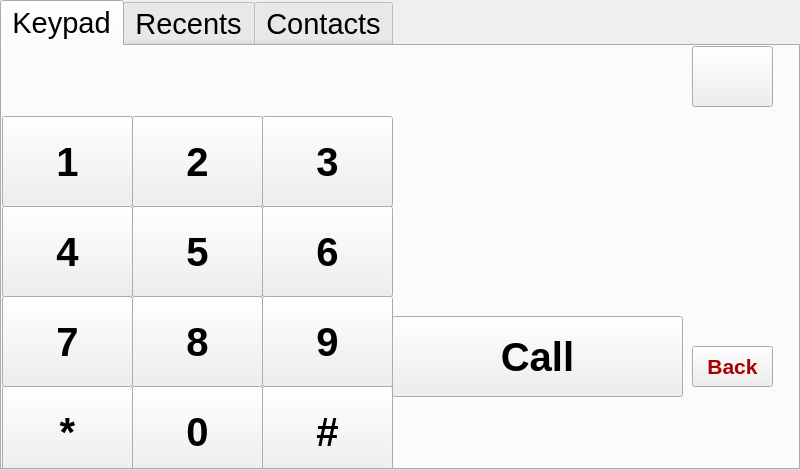
Before: the Qt Designer form RPI/GUI/UI/Phone.ui in YehiaEhab16/FOTA_Graduation-Project-2022, drawn with Qt 5.
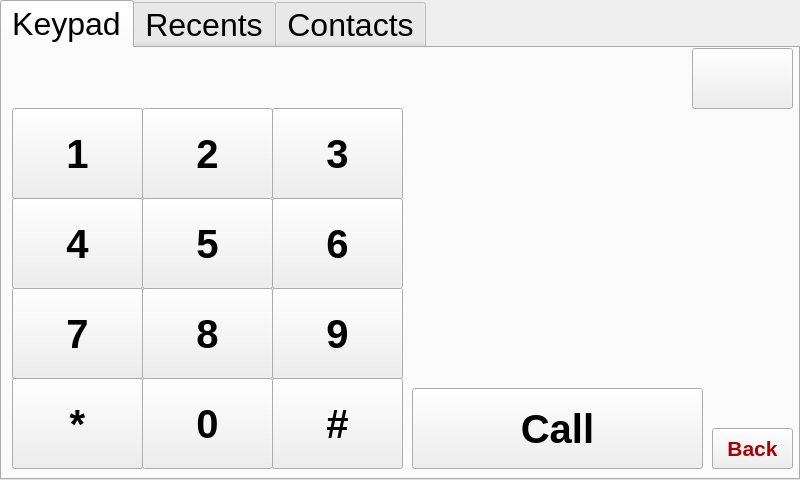
After: the same form once the commit is applied. Icons and pictures are not drawn.

```diff
--- a/RPI/GUI/UI/Phone.ui
+++ b/RPI/GUI/UI/Phone.ui
@@ -7,12 +7,12 @@
     <x>0</x>
     <y>0</y>
     <width>800</width>
-    <height>470</height>
+    <height>480</height>
    </rect>
   </property>
   <property name="font">
    <font>
-    <pointsize>22</pointsize>
+    <pointsize>24</pointsize>
    </font>
   </property>
   <property name="windowTitle">
@@ -1284,8 +1284,8 @@
    <widget class="QPushButton" name="Num_1">
     <property name="geometry">
      <rect>
-      <x>0</x>
-      <y>70</y>
+      <x>10</x>
+      <y>60</y>
       <width>131</width>
       <height>91</height>
      </rect>
@@ -1309,8 +1309,8 @@
    <widget class="QPushButton" name="Num_2">
     <property name="geometry">
      <rect>
-      <x>130</x>
-      <y>70</y>
+      <x>140</x>
+      <y>60</y>
       <width>131</width>
       <height>91</height>
      </rect>
@@ -1334,8 +1334,8 @@
    <widget class="QPushButton" name="Num_3">
     <property name="geometry">
      <rect>
-      <x>260</x>
-      <y>70</y>
+      <x>270</x>
+      <y>60</y>
       <width>131</width>
       <height>91</height>
      </rect>
@@ -1359,8 +1359,8 @@
    <widget class="QPushButton" name="Num_4">
     <property name="geometry">
      <rect>
-      <x>0</x>
-      <y>160</y>
+      <x>10</x>
+      <y>150</y>
       <width>131</width>
       <height>91</height>
      </rect>
@@ -1384,8 +1384,8 @@
    <widget class="QPushButton" name="Num_6">
     <property name="geometry">
      <rect>
-      <x>260</x>
-      <y>160</y>
+      <x>270</x>
+      <y>150</y>
       <width>131</width>
       <height>91</height>
      </rect>
@@ -1409,8 +1409,8 @@
    <widget class="QPushButton" name="Num_5">
     <property name="geometry">
      <rect>
-      <x>130</x>
-      <y>160</y>
+      <x>140</x>
+      <y>150</y>
       <width>131</width>
       <height>91</height>
      </rect>
@@ -1434,8 +1434,8 @@
    <widget class="QPushButton" name="Num_7">
     <property name="geometry">
      <rect>
-      <x>0</x>
-      <y>250</y>
+      <x>10</x>
+      <y>240</y>
       <width>131</width>
       <height>91</height>
      </rect>
@@ -1459,8 +1459,8 @@
    <widget class="QPushButton" name="Num_9">
     <property name="geometry">
      <rect>
-      <x>260</x>
-      <y>250</y>
+      <x>270</x>
+      <y>240</y>
       <width>131</width>
       <height>91</height>
      </rect>
@@ -1484,8 +1484,8 @@
    <widget class="QPushButton" name="Num_8">
     <property name="geometry">
      <rect>
-      <x>130</x>
-      <y>250</y>
+      <x>140</x>
+      <y>240</y>
       <width>131</width>
       <height>91</height>
      </rect>
@@ -1509,8 +1509,8 @@
    <widget class="QPushButton" name="Num_s">
     <property name="geometry">
      <rect>
-      <x>0</x>
-      <y>340</y>
+      <x>10</x>
+      <y>330</y>
       <width>131</width>
       <height>91</height>
      </rect>
@@ -1534,8 +1534,8 @@
    <widget class="QPushButton" name="Num_h">
     <property name="geometry">
      <rect>
-      <x>260</x>
-      <y>340</y>
+      <x>270</x>
+      <y>330</y>
       <width>131</width>
       <height>91</height>
      </rect>
@@ -1559,8 +1559,8 @@
    <widget class="QPushButton" name="Num_0">
     <property name="geometry">
      <rect>
-      <x>130</x>
-      <y>340</y>
+      <x>140</x>
+      <y>330</y>
       <width>131</width>
       <height>91</height>
      </rect>
@@ -1632,8 +1632,8 @@
    <widget class="QPushButton" name="back">
     <property name="geometry">
      <rect>
-      <x>690</x>
-      <y>300</y>
+      <x>710</x>
+      <y>380</y>
       <width>81</width>
       <height>41</height>
      </rect>
@@ -1655,8 +1655,8 @@
    <widget class="QPushButton" name="dial">
     <property name="geometry">
      <rect>
-      <x>390</x>
-      <y>270</y>
+      <x>410</x>
+      <y>340</y>
       <width>291</width>
       <height>81</height>
      </rect>
@@ -1694,9 +1694,9 @@
     <property name="geometry">
      <rect>
       <x>10</x>
-      <y>-10</y>
+      <y>0</y>
       <width>681</width>
-      <height>71</height>
+      <height>51</height>
      </rect>
     </property>
     <property name="font">
@@ -1719,7 +1719,7 @@
      <rect>
       <x>690</x>
       <y>0</y>
-      <width>81</width>
+      <width>101</width>
       <height>61</height>
      </rect>
     </property>
```
Left out of the diff: 10 changed lines with no effect on the pictures.
